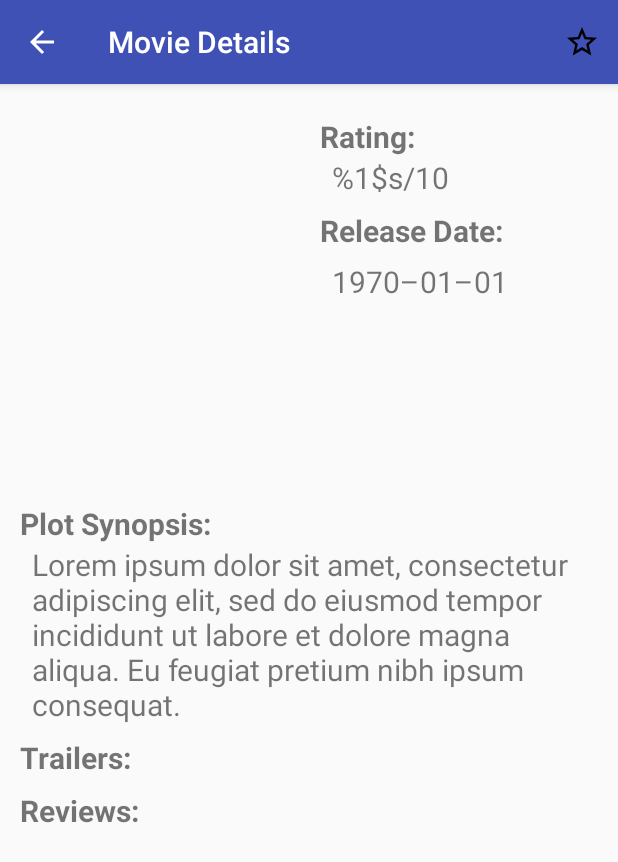
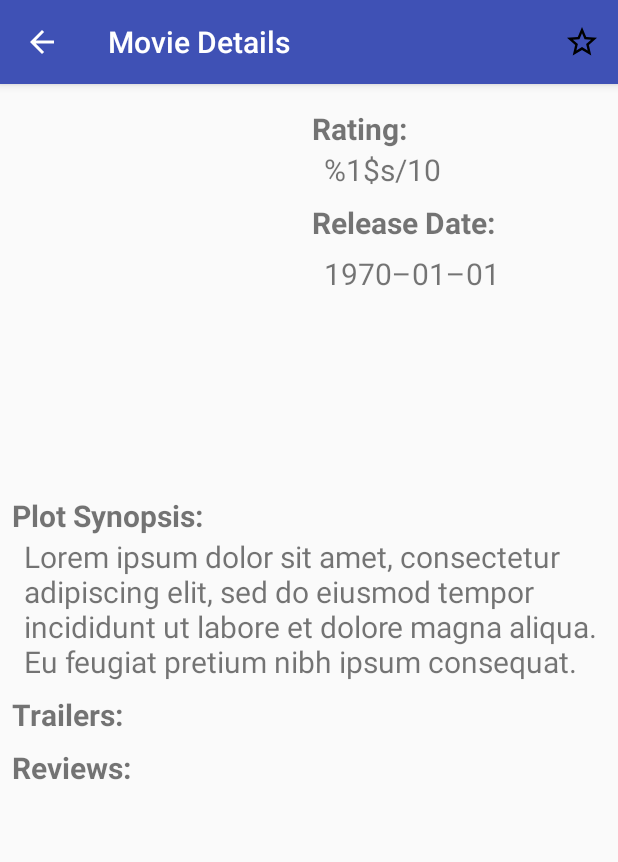
Before and after one commit to megaalpha200/PopularMovies, an Android app: the MovieDetailsActivity screen opened directly, with no data from a screen before it, on a phone screen of 412 x 824 dp. Shown: the top 862 px of the screen. Run offline under Robolectric (Android 15) with nearby library versions, the phone set to English and light mode, and no system bars; our stand-ins replace ButterKnife, Picasso, Room's generated code; pictures from the network do not load; 1 statement that could not run was skipped.

Commit message:
Fixed code based on first Stage 2 Review *Fixed problem that caused favorites to not be removed from the movies recycler view immediately *API Key is now stored in gradle.properties *Removed extra ScrollViews in content_movie_details.xml *Added line to unregister the Network Broadcast Receiver in NetworkAwareActivity in the onPause() method

```diff
--- a/app/build.gradle
+++ b/app/build.gradle
@@ -16,6 +16,10 @@ android {
             minifyEnabled false
             proguardFiles getDefaultProguardFile('proguard-android.txt'), 'proguard-rules.pro'
         }
+    }
+
+    buildTypes.each {
+        it.buildConfigField 'String', 'TMDB_API_KEY', API_KEY
     }
 }
 
--- a/app/src/main/java/com/example/android/popularmovies/MainActivity.java
+++ b/app/src/main/java/com/example/android/popularmovies/MainActivity.java
@@ -65,11 +65,8 @@ public class MainActivity extends NetworkAwareActivity implements SharedPreferen
 
         String prefStr = sharedPreferences.getString(getString(R.string.sort_preference_key), getResources().getString(R.string.popular_sort_pref_val));
 
-        if (savedInstanceState != null && savedInstanceState.getParcelableArrayList(getString(R.string.movie_data_key)) != null) {
-            List<Movie> movies = savedInstanceState.getParcelableArrayList(getString(R.string.movie_data_key));
-            setUpRecyclerView(movies);
-        }
-        else if (prefStr.equals(getString(R.string.favorites_sort_pref_val)) && retrievedMovieData == null) {
+
+        if (prefStr.equals(getString(R.string.favorites_sort_pref_val))) {
 
             final MainViewModel mainViewModel = new MainViewModel(getApplication());
 
@@ -81,6 +78,10 @@ public class MainActivity extends NetworkAwareActivity implements SharedPreferen
                     setUpRecyclerView(movies);
                 }
             });
+        }
+        else if (savedInstanceState != null && savedInstanceState.getParcelableArrayList(getString(R.string.movie_data_key)) != null) {
+            List<Movie> movies = savedInstanceState.getParcelableArrayList(getString(R.string.movie_data_key));
+            setUpRecyclerView(movies);
         }
         else if (retrievedMovieData == null) {
             MoviesRetrievalTask moviesRetrievalTask  = new MoviesRetrievalTask();
--- a/app/src/main/java/com/example/android/popularmovies/NetworkAwareActivity.java
+++ b/app/src/main/java/com/example/android/popularmovies/NetworkAwareActivity.java
@@ -41,5 +41,6 @@ public abstract class NetworkAwareActivity extends AppCompatActivity implements
     @Override
     protected void onPause() {
         super.onPause();
+        unregisterReceiver(NetworkUtils.getNetworkBroadcastReceiver());
     }
 }
--- a/app/src/main/java/com/example/android/popularmovies/Utils/NetworkUtils.java
+++ b/app/src/main/java/com/example/android/popularmovies/Utils/NetworkUtils.java
@@ -9,6 +9,7 @@ import android.net.NetworkInfo;
 import android.net.Uri;
 import android.os.Bundle;
 
+import com.example.android.popularmovies.BuildConfig;
 import com.example.android.popularmovies.R;
 
 import org.json.JSONObject;
@@ -23,7 +24,7 @@ import okhttp3.Response;
 
 public class NetworkUtils {
 
-    private final static String TMDB_API_KEY = ""; //TODO Add API KEY HERE
+    private final static String TMDB_API_KEY = BuildConfig.TMDB_API_KEY; //Gets API Key from gradle.properties
     private final static Uri BASE_TMDB_URI = Uri.parse("http://api.themoviedb.org/3/movie");
     private final static String POPULAR_RETRIEVAL_URL_PATH = "popular";
     private final static String HIGH_RATED_RETRIEVAL_URL_PATH = "top_rated";
--- a/app/src/main/res/layout/content_movie_details.xml
+++ b/app/src/main/res/layout/content_movie_details.xml
@@ -9,9 +9,13 @@
     tools:showIn="@layout/activity_movie_details">
 
     <android.support.constraint.ConstraintLayout xmlns:android="http://schemas.android.com/apk/res/android"
+        xmlns:app="http://schemas.android.com/apk/res-auto"
+        xmlns:tools="http://schemas.android.com/tools"
         android:layout_width="match_parent"
         android:layout_height="wrap_content"
-        android:padding="5dp">
+        app:layout_behavior="@string/appbar_scrolling_view_behavior"
+        tools:context="com.example.android.popularmovies.MovieDetailsActivity"
+        tools:showIn="@layout/activity_movie_details">
 
         <ImageView
             android:id="@+id/movie_poster_image_view"
@@ -102,17 +106,7 @@
             android:text="@string/reviews_label"
             android:textSize="@dimen/movie_details_big_text_size"
             app:layout_constraintStart_toStartOf="@+id/movie_trailers_label_text_view"
-            app:layout_constraintTop_toBottomOf="@+id/movie_trailers_scroll_view" />
-
-        <!--Adding the ScrollView significantly improved scrolling speed-->
-        <!--Is there a better alternative to this?-->
-        <ScrollView
-            android:id="@+id/movie_trailers_scroll_view"
-            android:layout_width="0dp"
-            android:layout_height="wrap_content"
-            app:layout_constraintEnd_toEndOf="parent"
-            app:layout_constraintStart_toStartOf="parent"
-            app:layout_constraintTop_toBottomOf="@+id/movie_trailers_label_text_view">
+            app:layout_constraintTop_toBottomOf="@+id/movie_trailers_recycler_view" />
 
         <android.support.v7.widget.RecyclerView
             android:id="@+id/movie_trailers_recycler_view"
@@ -122,20 +116,8 @@
             android:layout_marginStart="8dp"
             android:visibility="visible"
             app:layout_constraintEnd_toEndOf="parent"
-                app:layout_constraintHorizontal_bias="0.0"
             app:layout_constraintStart_toStartOf="parent"
             app:layout_constraintTop_toBottomOf="@+id/movie_trailers_label_text_view" />
-        </ScrollView>
-
-        <!--Adding the ScrollView significantly improved scrolling speed-->
-        <!--Is there a better alternative to this?-->
-        <ScrollView
-            android:id="@+id/movie_reviews_scroll_view"
-            android:layout_width="0dp"
-            android:layout_height="wrap_content"
-            app:layout_constraintEnd_toEndOf="parent"
-            app:layout_constraintStart_toStartOf="parent"
-            app:layout_constraintTop_toBottomOf="@+id/movie_reviews_label_text_view">
 
         <android.support.v7.widget.RecyclerView
             android:id="@+id/movie_reviews_recycler_view"
@@ -147,7 +129,6 @@
             app:layout_constraintEnd_toEndOf="parent"
             app:layout_constraintStart_toStartOf="parent"
             app:layout_constraintTop_toBottomOf="@+id/movie_reviews_label_text_view" />
-        </ScrollView>
 
         <TextView
             android:id="@+id/plot_synopsis_label_text_view"
```
Also changed, not shown: 1 other file. Lines whose indentation alone changed are shown as unchanged.
